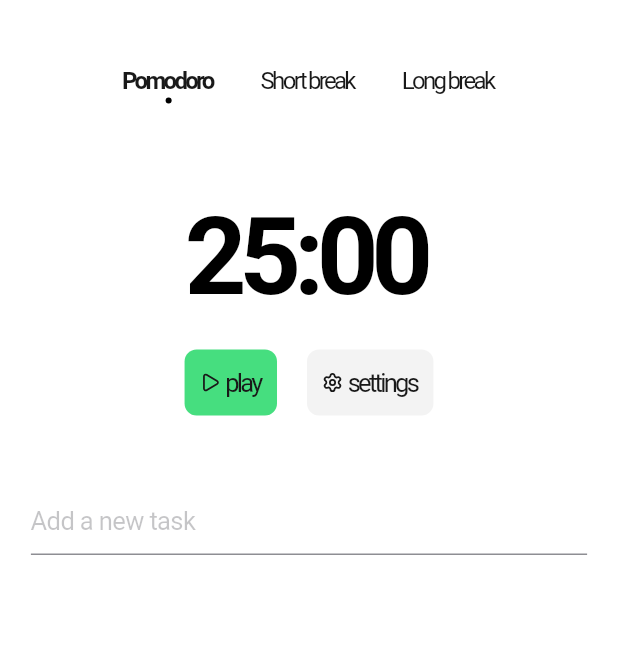
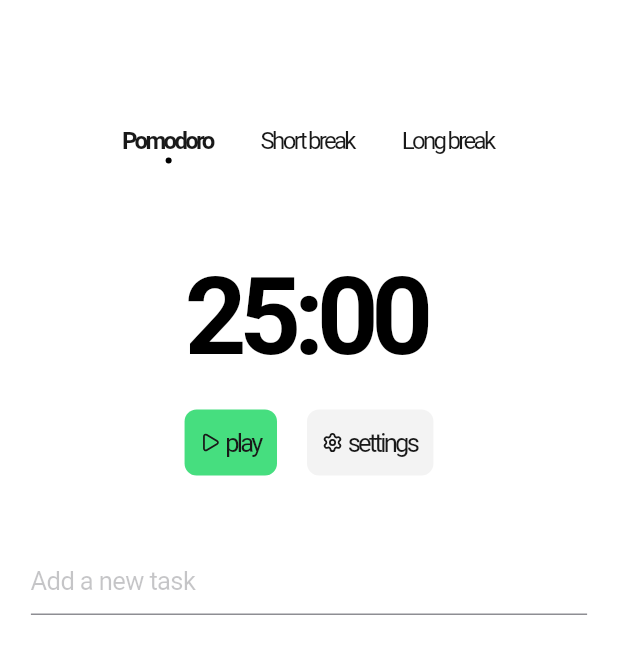
Before and after one commit to MeanRom/flutter-pomodoro, a Flutter app: the screen it shows after launch, on a phone screen of 412 x 824 dp. Shown: the top 654 px of the screen. Run offline on Flutter 3.47's test engine with Material 3 defaults, Android fonts, the light colour scheme and no system bars; our stand-ins replace lucide_icons_flutter.

Commit message:
fix: mobile responsive

```diff
--- a/lib/routes/settings.dart
+++ b/lib/routes/settings.dart
@@ -50,7 +50,9 @@
             ),
           ),
           child: Padding(
-            padding: const EdgeInsets.symmetric(vertical: 62.0),
+            padding: MediaQuery.of(context).size.width > 600
+                ? const EdgeInsets.only(top: 60)
+                : const EdgeInsets.only(top: 142.0),
             child: Center(
               child: SizedBox(
                 width: MediaQuery.of(context).size.width > 600
--- a/lib/widgets/navigation.dart
+++ b/lib/widgets/navigation.dart
@@ -26,6 +26,10 @@
           button.isActive = buttons.indexOf(button) == timer.index;
         }
         return CupertinoPageScaffold(
+          child: Padding(
+            padding: MediaQuery.of(context).size.width > 600
+                ? const EdgeInsets.only(top: 0)
+                : const EdgeInsets.only(top: 40),
             child: Row(
               mainAxisAlignment: MainAxisAlignment.center,
               crossAxisAlignment: CrossAxisAlignment.start,
@@ -75,6 +79,7 @@
                   ),
               ],
             ),
+          ),
         );
       },
     );
```
Lines whose indentation alone changed are shown as unchanged.
